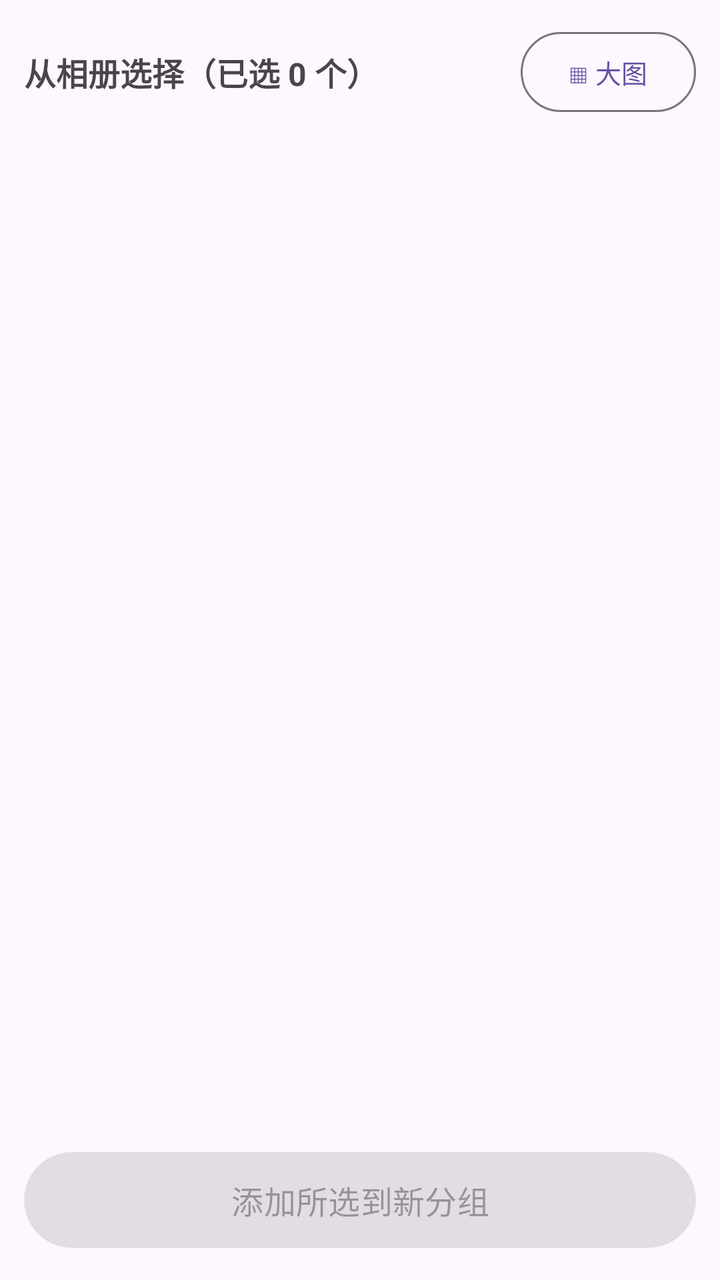
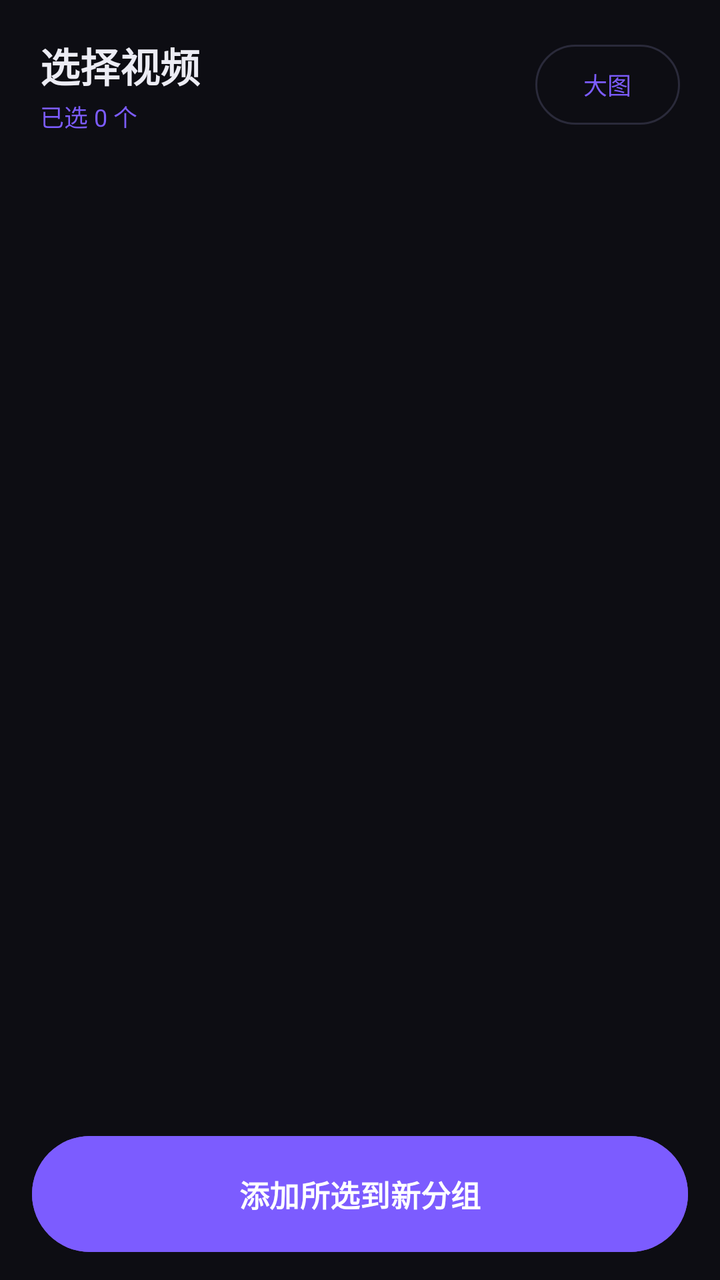

An Android layout rendered at two revisions. The XML below is the earlier revision; the diff shows what the commit changed to produce the second picture.
<!-- AndroidManifest.xml: application theme Theme.VideoStitcher -->
<!-- res/layout/activity_album_picker.xml -->
<?xml version="1.0" encoding="utf-8"?>
<LinearLayout xmlns:android="http://schemas.android.com/apk/res/android"
    android:layout_width="match_parent"
    android:layout_height="match_parent"
    android:fitsSystemWindows="true"
    android:orientation="vertical">

    <LinearLayout
        android:layout_width="match_parent"
        android:layout_height="wrap_content"
        android:gravity="center_vertical"
        android:orientation="horizontal"
        android:paddingLeft="12dp"
        android:paddingTop="12dp"
        android:paddingRight="12dp">

        <TextView
            android:id="@+id/tvAlbumTitle"
            android:layout_width="0dp"
            android:layout_height="wrap_content"
            android:layout_weight="1"
            android:text="从相册选择（已选 0 个）"
            android:textSize="16sp"
            android:textStyle="bold" />

        <Button
            android:id="@+id/btnViewMode"
            style="@style/Widget.Material3.Button.OutlinedButton"
            android:layout_width="wrap_content"
            android:layout_height="wrap_content"
            android:minWidth="0dp"
            android:text="▦ 大图"
            android:textSize="13sp" />
    </LinearLayout>

    <ListView
        android:id="@+id/listAlbum"
        android:layout_width="match_parent"
        android:layout_height="0dp"
        android:layout_weight="1" />

    <GridView
        android:id="@+id/gridAlbum"
        android:layout_width="match_parent"
        android:layout_height="0dp"
        android:layout_weight="1"
        android:numColumns="2"
        android:stretchMode="columnWidth"
        android:visibility="gone" />

    <TextView
        android:id="@+id/tvAlbumEmpty"
        android:layout_width="match_parent"
        android:layout_height="0dp"
        android:layout_weight="1"
        android:gravity="center"
        android:padding="32dp"
        android:text="没有找到视频。\n\n如果未授予视频权限，请到系统设置里允许后重试；\n藏在特殊目录的视频请改用「从文件夹导入」。"
        android:textColor="#888888"
        android:textSize="15sp"
        android:visibility="gone" />

    <Button
        android:id="@+id/btnAlbumConfirm"
        android:layout_width="match_parent"
        android:layout_height="56dp"
        android:layout_margin="12dp"
        android:enabled="false"
        android:text="添加所选到新分组"
        android:textSize="16sp" />
</LinearLayout>
<!-- resources referenced by this layout -->
<resources>
  <style name="Theme.VideoStitcher" parent="Theme.Material3.DayNight.NoActionBar" />
</resources>

<!-- the commit's change to res/layout/activity_album_picker.xml (unified diff, before → after) -->
@@ -10,41 +10,66 @@
         android:layout_height="wrap_content"
         android:gravity="center_vertical"
         android:orientation="horizontal"
-        android:paddingLeft="12dp"
-        android:paddingTop="12dp"
-        android:paddingRight="12dp">
+        android:paddingLeft="20dp"
+        android:paddingTop="18dp"
+        android:paddingRight="20dp">
 
-        <TextView
-            android:id="@+id/tvAlbumTitle"
+        <LinearLayout
             android:layout_width="0dp"
             android:layout_height="wrap_content"
             android:layout_weight="1"
-            android:text="从相册选择（已选 0 个）"
-            android:textSize="16sp"
-            android:textStyle="bold" />
+            android:orientation="vertical">
 
-        <Button
+            <TextView
+                android:layout_width="wrap_content"
+                android:layout_height="wrap_content"
+                android:text="选择视频"
+                android:textColor="@color/text_primary"
+                android:textSize="20sp"
+                android:textStyle="bold" />
+
+            <TextView
+                android:id="@+id/tvAlbumTitle"
+                android:layout_width="wrap_content"
+                android:layout_height="wrap_content"
+                android:layout_marginTop="2dp"
+                android:text="已选 0 个"
+                android:textColor="@color/brand_primary"
+                android:textSize="12sp" />
+        </LinearLayout>
+
+        <com.google.android.material.button.MaterialButton
             android:id="@+id/btnViewMode"
             style="@style/Widget.Material3.Button.OutlinedButton"
             android:layout_width="wrap_content"
             android:layout_height="wrap_content"
             android:minWidth="0dp"
-            android:text="▦ 大图"
-            android:textSize="13sp" />
+            android:text="大图"
+            android:textSize="12sp"
+            
+             />
     </LinearLayout>
 
     <ListView
         android:id="@+id/listAlbum"
         android:layout_width="match_parent"
         android:layout_height="0dp"
-        android:layout_weight="1" />
+        android:layout_weight="1"
+        android:divider="@null"
+        android:dividerHeight="0dp"
+        android:paddingTop="4dp"
+        android:paddingBottom="4dp"
+        android:scrollbars="none" />
 
     <GridView
         android:id="@+id/gridAlbum"
         android:layout_width="match_parent"
         android:layout_height="0dp"
         android:layout_weight="1"
-        android:numColumns="2"
+        android:numColumns="3"
+        android:paddingLeft="6dp"
+        android:paddingRight="6dp"
+        android:scrollbars="none"
         android:stretchMode="columnWidth"
         android:visibility="gone" />
 
@@ -54,18 +79,28 @@
         android:layout_height="0dp"
         android:layout_weight="1"
         android:gravity="center"
+        android:lineSpacingExtra="6dp"
         android:padding="32dp"
-        android:text="没有找到视频。\n\n如果未授予视频权限，请到系统设置里允许后重试；\n藏在特殊目录的视频请改用「从文件夹导入」。"
-        android:textColor="#888888"
-        android:textSize="15sp"
+        android:text="没有找到视频\n\n未授权限请到系统设置里允许后重试\n特殊目录请改用「导入文件夹」"
+        android:textColor="@color/text_secondary"
+        android:textSize="14sp"
         android:visibility="gone" />
 
-    <Button
+    <com.google.android.material.button.MaterialButton
         android:id="@+id/btnAlbumConfirm"
         android:layout_width="match_parent"
-        android:layout_height="56dp"
-        android:layout_margin="12dp"
+        android:layout_height="58dp"
+        android:layout_marginLeft="16dp"
+        android:layout_marginTop="10dp"
+        android:layout_marginRight="16dp"
+        android:layout_marginBottom="14dp"
+        android:backgroundTint="@color/brand_primary"
         android:enabled="false"
+        android:insetTop="0dp"
+        android:insetBottom="0dp"
         android:text="添加所选到新分组"
-        android:textSize="16sp" />
+        android:textColor="@color/brand_on_primary"
+        android:textSize="15sp"
+        android:textStyle="bold"
+         />
 </LinearLayout>
<!-- resource entries referenced after the edit -->
@@ -1,5 +1,48 @@
 <!-- resources referenced by this layout -->
 <resources>
-  <style name="Theme.VideoStitcher" parent="Theme.Material3.DayNight.NoActionBar" />
+  <color name="brand_on_primary">#FFFFFF</color>
+  <color name="brand_primary">#7C5CFF</color>
+  <color name="text_primary">#ECECF4</color>
+  <color name="text_secondary">#A3A3B8</color>
+  <style name="Theme.VideoStitcher" parent="Theme.Material3.Dark.NoActionBar">
+          <item name="colorPrimary">@color/brand_primary</item>
+          <item name="colorOnPrimary">@color/brand_on_primary</item>
+          <item name="colorPrimaryContainer">@color/brand_primary_container</item>
+          <item name="colorOnPrimaryContainer">@color/brand_on_primary_container</item>
+          <item name="colorSecondary">@color/accent_gold</item>
+          <item name="colorOnSecondary">#1A1100</item>
+          <item name="colorSecondaryContainer">#4A3410</item>
+          <item name="colorOnSecondaryContainer">#FFDFA3</item>
+          <item name="colorError">@color/danger</item>
+          <item name="colorOnError">#FFFFFF</item>
+          <item name="colorErrorContainer">@color/danger_container</item>
+          <item name="colorOnErrorContainer">#FFD9DE</item>
+          <item name="android:colorBackground">@color/bg_root</item>
+          <item name="colorSurface">@color/bg_surface</item>
+          <item name="colorSurfaceContainer">@color/bg_surface_2</item>
+          <item name="colorOnSurface">@color/text_primary</item>
+          <item name="colorOnSurfaceVariant">@color/text_secondary</item>
+          <item name="colorOutline">@color/outline_subtle</item>
+          <item name="android:statusBarColor">@color/bg_root</item>
+          <item name="android:navigationBarColor">@color/bg_root</item>
+          <item name="android:windowBackground">@color/bg_root</item>
+          <item name="materialCardViewStyle">@style/Widget.VideoStitcher.Card</item>
+      </style>
+  <color name="brand_primary_container">#2A2255</color>
+  <color name="brand_on_primary_container">#E4DDFF</color>
+  <color name="accent_gold">#FFC24B</color>
+  <color name="danger">#FF5A6E</color>
+  <color name="danger_container">#3A1B22</color>
+  <color name="bg_root">#0D0D13</color>
+  <color name="bg_surface">#15151E</color>
+  <color name="bg_surface_2">#1C1C28</color>
+  <color name="outline_subtle">#2A2A3A</color>
+  <style name="Widget.VideoStitcher.Card" parent="Widget.Material3.CardView.Elevated">
+          <item name="cardBackgroundColor">@color/bg_surface</item>
+          <item name="cardCornerRadius">18dp</item>
+          <item name="cardElevation">0dp</item>
+          <item name="strokeColor">@color/outline_subtle</item>
+          <item name="strokeWidth">1dp</item>
+      </style>
 </resources>
 
